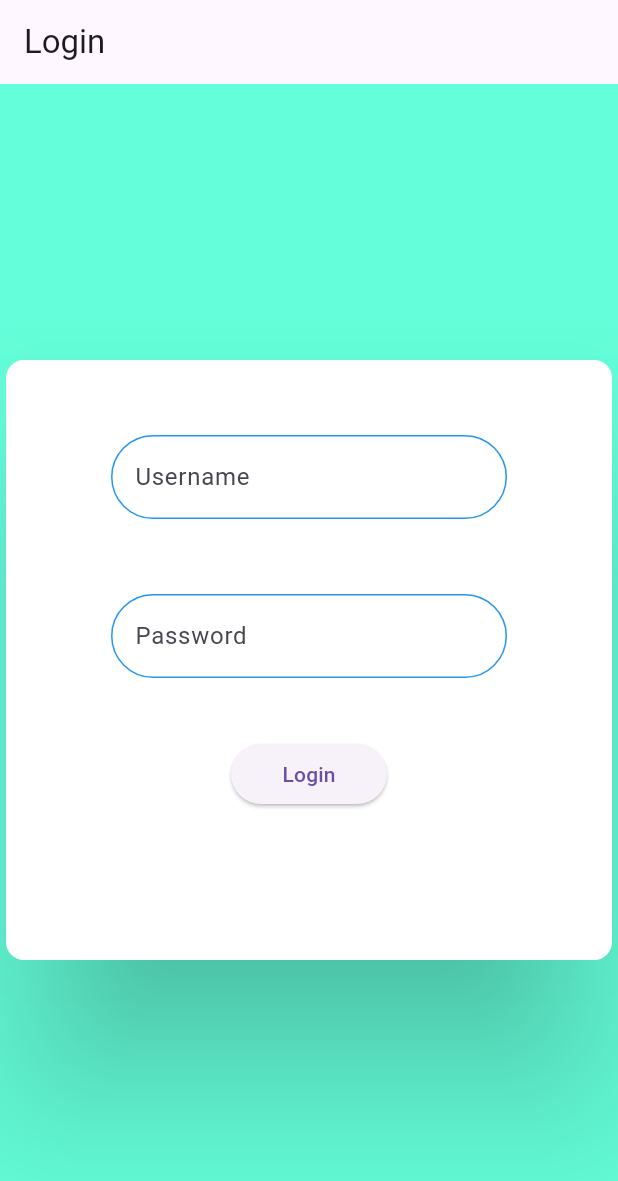
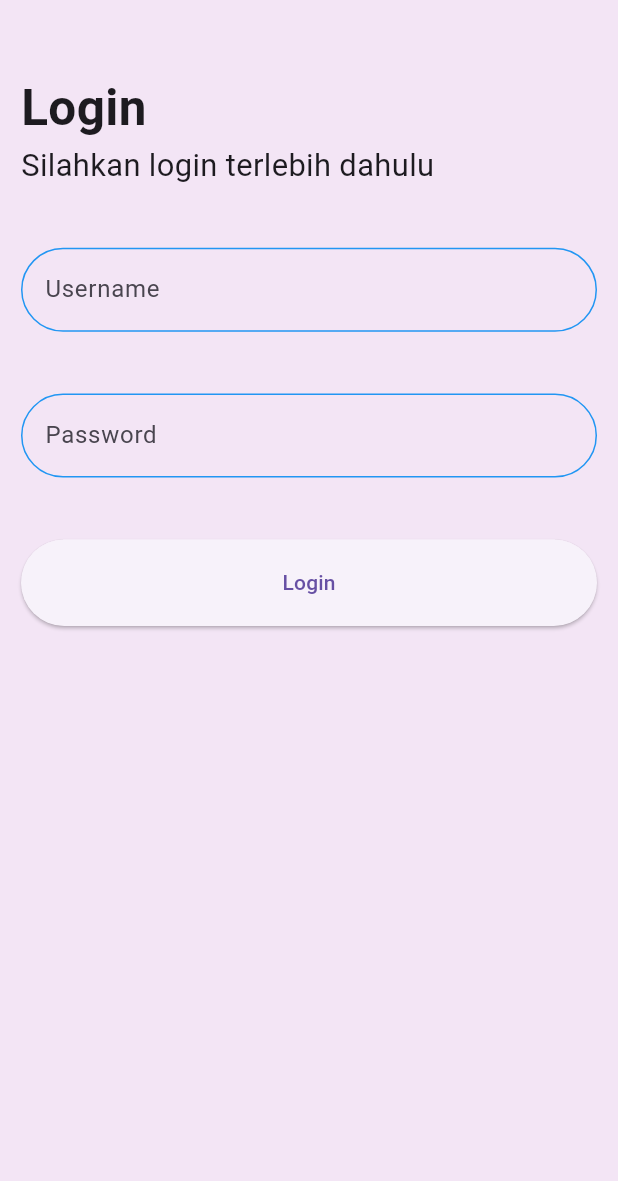
Before and after one commit to MichelPT/mobile2024tugas1, a Flutter app: the HalamanUtama screen opened directly, after a tap on the "logout" icon, on a phone screen of 412 x 824 dp. Shown: the top 1181 px of the screen. Run offline on Flutter 3.47's test engine with Material 3 defaults, Android fonts, the phone set to English and light mode, and no system bars.

Commit message:
udpated login, calculator, odd even, and group data

```diff
--- a/tugas_teori/lib/halamanUtama.dart
+++ b/tugas_teori/lib/halamanUtama.dart
@@ -1,8 +1,8 @@
 import 'package:flutter/material.dart';
 import 'package:tugas_teori/calculator.dart';
+import 'package:tugas_teori/ganjilGenap.dart';
 import 'package:tugas_teori/loginPage.dart';
 import 'package:tugas_teori/dataKelompok.dart';
-
 
 class HalamanUtama extends StatefulWidget {
   const HalamanUtama({Key? key}) : super(key: key);
@@ -15,64 +15,85 @@ class _HalamanUtamaState extends State<HalamanUtama> {
   @override
   Widget build(BuildContext context) {
     return Scaffold(
+      backgroundColor: Theme.of(context).secondaryHeaderColor,
       appBar: AppBar(
+        backgroundColor: Theme.of(context).secondaryHeaderColor,
         title: const Text("Menu Utama"),
         actions: <Widget>[
-          IconButton(icon: const Icon(Icons.logout), onPressed: () {
+          IconButton(
+            icon: const Icon(Icons.logout),
+            onPressed: () {
               Navigator.pushAndRemoveUntil(
                 context,
                 MaterialPageRoute(builder: (context) {
                   return const LoginPage();
-              }), (route) => false,
+                }),
+                (route) => false,
               );
-          },),
+            },
+          ),
         ],
       ),
-
       body: Center(
-        child: Column(
-            children: [
+        child: Column(mainAxisAlignment: MainAxisAlignment.center, children: [
           buttonData(context),
           buttonCalculator(context),
           buttonGanjilGenap(context),
-            ]
-        ),
+        ]),
       ),
     );
   }
 
-  Widget buttonData(BuildContext context){
-    return Container(
-      padding: const EdgeInsets.symmetric(horizontal: 280, vertical: 80),
-      width: MediaQuery.of(context).size.width,
+  Widget buttonData(BuildContext context) {
+    return Padding(
+      padding: const EdgeInsets.all(8.0),
       child: ElevatedButton(
         onPressed: () {
-            Navigator.pushReplacement(context, MaterialPageRoute(builder: (context) { return KelompokScreen(); }));
-        }, child: const Text('Data Kelompok'),
+          Navigator.push(context, MaterialPageRoute(builder: (context) {
+            return KelompokScreen();
+          }));
+        },
+        style: ButtonStyle(
+          minimumSize: MaterialStateProperty.all(
+              Size.fromHeight(MediaQuery.of(context).size.height * 0.07)),
+        ),
+        child: const Text('Data Kelompok'),
       ),
     );
   }
 
-  Widget buttonCalculator(BuildContext context){
-    return Container(
-      padding: const EdgeInsets.symmetric(horizontal: 280, vertical: 0),
-      width: MediaQuery.of(context).size.width,
+  Widget buttonCalculator(BuildContext context) {
+    return Padding(
+      padding: const EdgeInsets.all(8.0),
       child: ElevatedButton(
         onPressed: () {
-          Navigator.pushReplacement(context, MaterialPageRoute(builder: (context) { return const calculatorPage(); }));
-        }, child: const Text('Calculator'),
+          Navigator.push(context, MaterialPageRoute(builder: (context) {
+            return const CalculatorPage();
+          }));
+        },
+        style: ButtonStyle(
+          minimumSize: MaterialStateProperty.all(
+              Size.fromHeight(MediaQuery.of(context).size.height * 0.07)),
+        ),
+        child: const Text('Calculator'),
       ),
     );
   }
 
-  Widget buttonGanjilGenap(BuildContext context){
-    return Container(
-      padding: const EdgeInsets.symmetric(horizontal: 280, vertical: 0),
-      width: MediaQuery.of(context).size.width,
+  Widget buttonGanjilGenap(BuildContext context) {
+    return Padding(
+      padding: const EdgeInsets.all(8.0),
       child: ElevatedButton(
         onPressed: () {
-          Navigator.pushReplacement(context, MaterialPageRoute(builder: (context) { return const calculatorPage(); }));
-        }, child: const Text('Ganjil Genap'),
+          Navigator.push(context, MaterialPageRoute(builder: (context) {
+            return const GanjilGenap();
+          }));
+        },
+        style: ButtonStyle(
+          minimumSize: MaterialStateProperty.all(
+              Size.fromHeight(MediaQuery.of(context).size.height * 0.07)),
+        ),
+        child: const Text('Ganjil Genap'),
       ),
     );
   }
--- a/tugas_teori/lib/loginPage.dart
+++ b/tugas_teori/lib/loginPage.dart
@@ -1,5 +1,6 @@
 import 'package:flutter/material.dart';
 import 'halamanUtama.dart';
+
 class LoginPage extends StatefulWidget {
   const LoginPage({Key? key}) : super(key: key);
 
@@ -16,19 +17,25 @@ class _LoginPageState extends State<LoginPage> {
   Widget build(BuildContext context) {
     return SafeArea(
       child: Scaffold(
-        backgroundColor: Colors.tealAccent,
-        appBar: AppBar(
-          title: const Text("Login"),
+        backgroundColor: Theme.of(context).secondaryHeaderColor,
+        body: SingleChildScrollView(
+          child: Padding(
+            padding: const EdgeInsets.symmetric(horizontal: 14, vertical: 48),
+            child: Column(
+                mainAxisAlignment: MainAxisAlignment.center,
+                crossAxisAlignment: CrossAxisAlignment.start,
+                children: [
+                  Text(
+                    "Login",
+                    style: TextStyle(
+                        fontSize: MediaQuery.of(context).size.width * 0.08,
+                        fontWeight: FontWeight.bold),
                   ),
-        body: Center(
-          child: Card(
-            elevation: 50,
-            shadowColor: Colors.black,
-            color: Colors.white,
-            child: SizedBox(
-              width: 550,
-              height: 400,
-              child: Column(children: [
+                  Text(
+                    "Silahkan login terlebih dahulu",
+                    style: TextStyle(
+                        fontSize: MediaQuery.of(context).size.width * 0.05),
+                  ),
                   usernameField(),
                   passwordField(),
                   loginButton(context),
@@ -36,13 +43,13 @@ class _LoginPageState extends State<LoginPage> {
           ),
         ),
       ),
-      ),
     );
   }
 
   Widget usernameField() {
-    return Container(
-      padding: const EdgeInsets.symmetric(horizontal: 70, vertical: 50),
+    return Padding(
+      padding: EdgeInsets.symmetric(
+          vertical: MediaQuery.of(context).size.height * 0.05),
       child: TextField(
         enabled: true,
         onChanged: (value) {
@@ -65,9 +72,7 @@ class _LoginPageState extends State<LoginPage> {
   }
 
   Widget passwordField() {
-    return Container(
-      padding: const EdgeInsets.symmetric(horizontal: 70, vertical: 0),
-      child: TextField(
+    return TextField(
       enabled: true,
       onChanged: (value) {
         password = value;
@@ -85,14 +90,13 @@ class _LoginPageState extends State<LoginPage> {
               BorderSide(color: (isLoginSuccess) ? Colors.blue : Colors.red),
         ),
       ),
-      ),
     );
   }
 
   Widget loginButton(BuildContext context) {
-    return Container(
-      padding: const EdgeInsets.symmetric(horizontal: 150, vertical: 40),
-      width: MediaQuery.of(context).size.width,
+    return Padding(
+      padding: EdgeInsets.symmetric(
+          vertical: MediaQuery.of(context).size.height * 0.05),
       child: ElevatedButton(
         onPressed: () {
           String text = "";
@@ -116,7 +120,13 @@ class _LoginPageState extends State<LoginPage> {
 
           ScaffoldMessenger.of(context).showSnackBar(snackBar);
         },
-        child: const Text('Login'),
+        style: ButtonStyle(
+          minimumSize: MaterialStateProperty.all(
+              Size.fromHeight(MediaQuery.of(context).size.height * 0.07)),
+        ),
+        child: const Text(
+          'Login',
+        ),
         // style: ElevatedButton.styleFrom(
 
         //     primary: isLoginSuccess ? Colors.blue : Colors.red,
@@ -126,5 +136,4 @@ class _LoginPageState extends State<LoginPage> {
       ),
     );
   }
-
 }
--- a/tugas_teori/lib/main.dart
+++ b/tugas_teori/lib/main.dart
@@ -15,9 +15,10 @@ class MyApp extends StatelessWidget {
       debugShowCheckedModeBanner: false,
       title: 'Tugas Kelompok Mobile',
       theme: ThemeData(
-        primarySwatch: Colors.blue,
+        useMaterial3: true,
+        primarySwatch: Colors.purple,
       ),
-      home: LoginPage(),
+      home: const LoginPage(),
     );
   }
 }
```
Also changed, not shown: tugas_teori/lib/calculator.dart (+94 -90 lines), tugas_teori/lib/dataKelompok.dart (+141 -103 lines), tugas_teori/lib/ganjilGenap.dart (added, +63 -0 lines), tugas_teori/pubspec.lock. Lines whose indentation alone changed are shown as unchanged.
